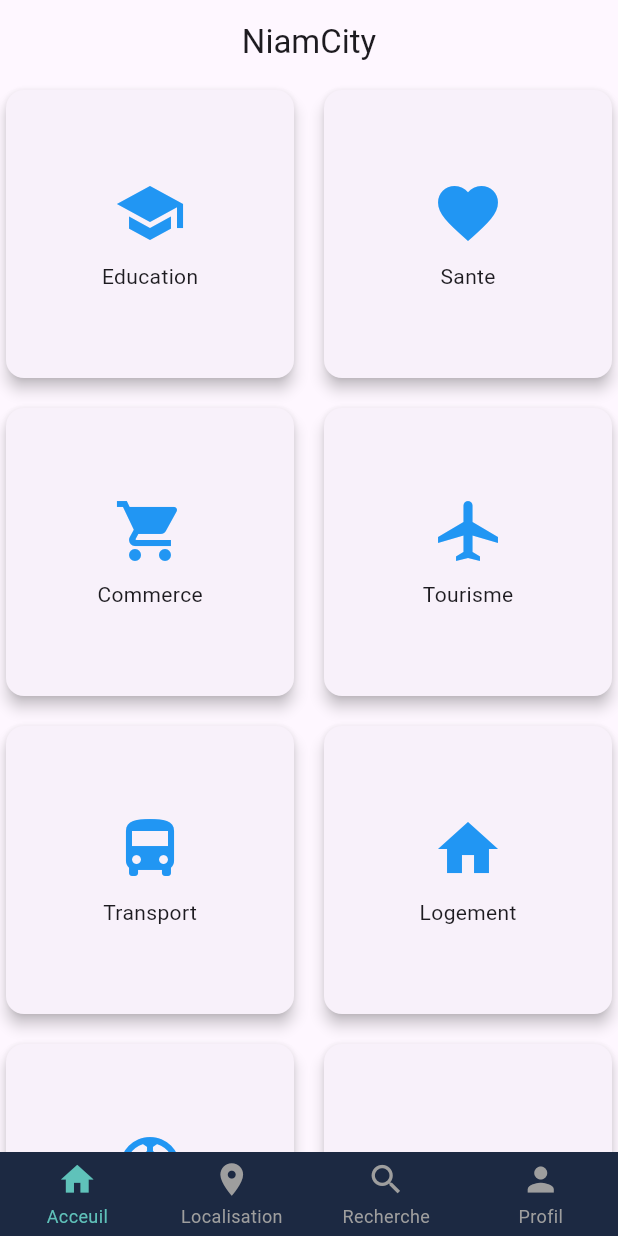
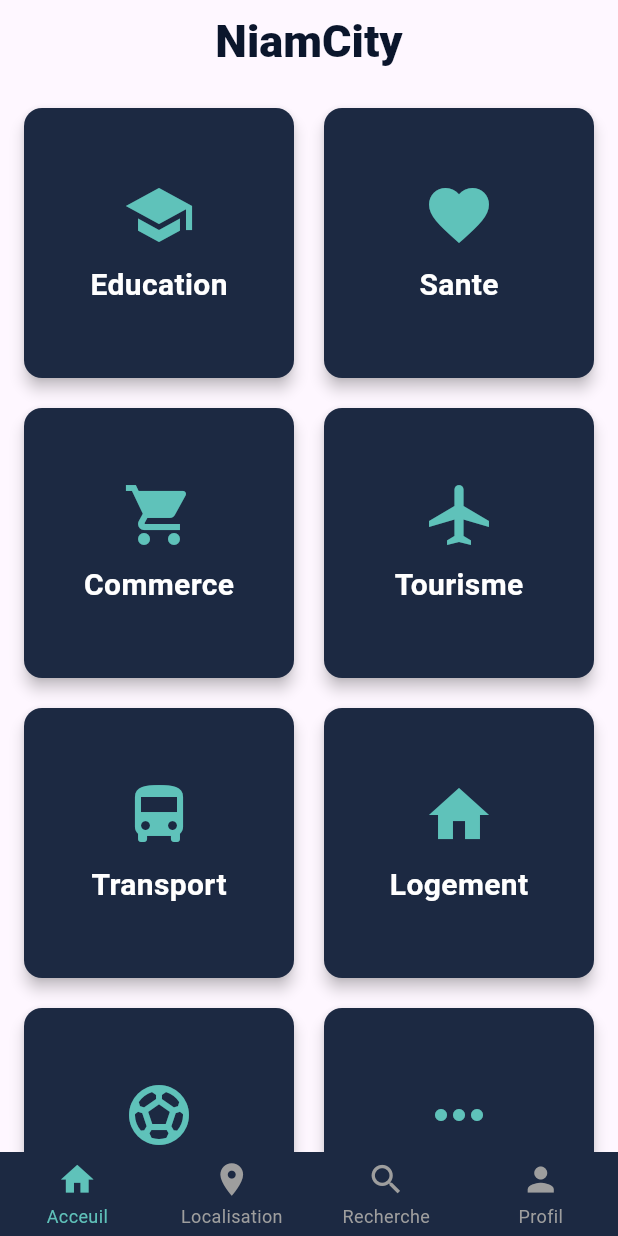
Before and after one commit to F38STUDIO/niamcity, a Flutter app: the screen it shows after launch, on a phone screen of 412 x 824 dp. Run offline on Flutter 3.47's test engine with Material 2 defaults, Android fonts, the light colour scheme and no system bars; drawn by our look-alikes of persistent_bottom_nav_bar.

Commit message:
modification home page

```diff
--- a/lib/main.dart
+++ b/lib/main.dart
@@ -12,6 +12,7 @@ class MyApp extends StatelessWidget {
   @override
   Widget build(BuildContext context) {
     return MaterialApp(
+      debugShowCheckedModeBanner: false,
       title: 'niamcity',
       theme: ThemeData(
         colorScheme: ColorScheme.fromSeed(seedColor: Colors.deepPurple),
--- a/lib/screens/home_page.dart
+++ b/lib/screens/home_page.dart
@@ -1,4 +1,5 @@
 import 'package:flutter/material.dart';
+import 'package:niamcity/donnee_fixes/couleurs.dart';
 
 import '../donnee_fixes/constantes.dart';
 
@@ -10,17 +11,26 @@ class HomePage extends StatelessWidget {
     return Scaffold(
       appBar: AppBar(
         centerTitle: true,
-        title: const Text("NiamCity"),
+        title: const Text(
+          "NiamCity",
+          style: TextStyle(
+              color: Couleurs.e, fontSize: 30.0, fontWeight: FontWeight.w900),
         ),
-      body: GridView.builder(
+      ),
+      body: CustomScrollView(
+        slivers: [
+          SliverPadding(
+            padding: const EdgeInsets.all(12.0),
+            sliver: SliverGrid(
               gridDelegate: const SliverGridDelegateWithFixedCrossAxisCount(
                 crossAxisCount: 2,
                 mainAxisSpacing: 12.0,
                 crossAxisSpacing: 12.0,
               ),
-          itemCount: 8,
-          itemBuilder: (BuildContext context, int index) {
+              delegate: SliverChildBuilderDelegate(
+                (BuildContext context, int index) {
                   return Card(
+                    color: Couleurs.d,
                     elevation: 4.0,
                     child: Column(
                       mainAxisAlignment: MainAxisAlignment.center,
@@ -28,14 +38,26 @@ class HomePage extends StatelessWidget {
                         Icon(
                           listCategorie[index]['icon'],
                           size: 48.0,
-                    color: Colors.blue,
+                          color: Couleurs.b,
                         ),
                         const SizedBox(height: 8.0),
-                  Text(listCategorie[index]['name']),
+                        Text(
+                          listCategorie[index]['name'],
+                          style: const TextStyle(
+                              color: Couleurs.a,
+                              fontSize: 20,
+                              fontWeight: FontWeight.bold),
+                        ),
                       ],
                     ),
                   );
-          }),
+                },
+                childCount: 8,
+              ),
+            ),
+          ),
+        ],
+      ),
     );
   }
 }
```
Lines whose indentation alone changed are shown as unchanged.
